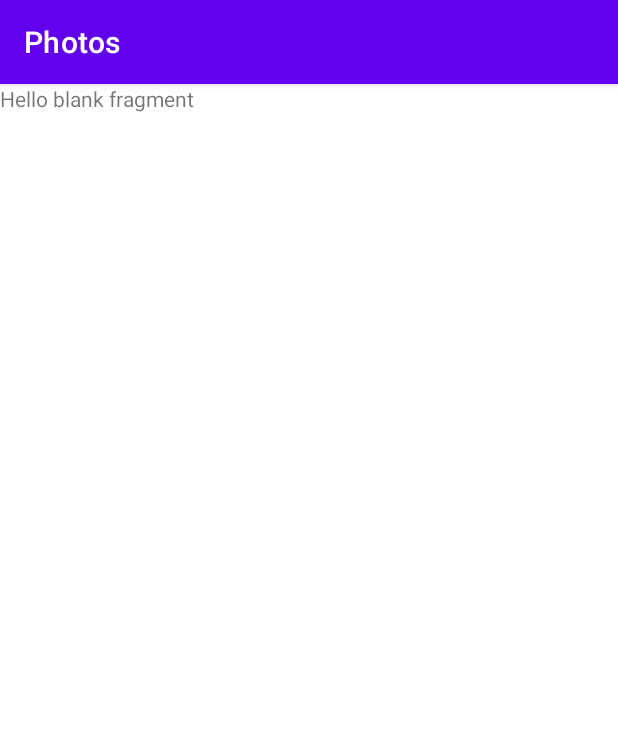
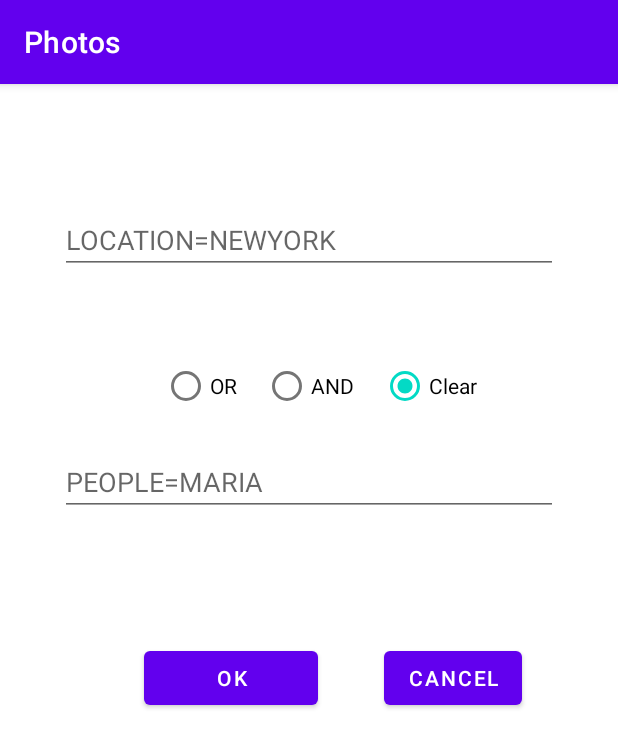
Before and after one commit to kmalv/Photo-Library, an Android app: the SearchFragment screen opened through its navigation route, on a phone screen of 412 x 824 dp. Shown: the top 748 px of the screen. Run offline under Robolectric (Android 15) with nearby library versions, the phone set to English and light mode, and no system bars.

Commit message:
added cancel button to search added tag radio buttons for searching by tags

```diff
--- a/app/build.gradle
+++ b/app/build.gradle
@@ -25,6 +25,9 @@ android {
         sourceCompatibility JavaVersion.VERSION_1_8
         targetCompatibility JavaVersion.VERSION_1_8
     }
+    buildFeatures {
+        viewBinding true
+    }
 }
 
 dependencies {
@@ -35,6 +38,9 @@ dependencies {
     implementation 'androidx.legacy:legacy-support-v4:1.0.0'
     implementation 'androidx.navigation:navigation-fragment:2.3.5'
     implementation 'androidx.navigation:navigation-ui:2.3.5'
+    implementation 'androidx.annotation:annotation:1.2.0'
+    implementation 'androidx.lifecycle:lifecycle-livedata-ktx:2.4.0'
+    implementation 'androidx.lifecycle:lifecycle-viewmodel-ktx:2.4.0'
     testImplementation 'junit:junit:4.+'
     androidTestImplementation 'androidx.test.ext:junit:1.1.3'
     androidTestImplementation 'androidx.test.espresso:espresso-core:3.4.0'
--- a/app/src/main/java/softmeth/android/fragments/HomeFragment.java
+++ b/app/src/main/java/softmeth/android/fragments/HomeFragment.java
@@ -90,6 +90,19 @@ public class HomeFragment extends Fragment {
             }
         });
 
+        // Search button listener
+        Button searchButton = (Button) view.findViewById(R.id.search_button);
+        searchButton.setOnClickListener(new View.OnClickListener() {
+            @Override
+            public void onClick(View view)
+            {   // Bring up search page only if there is at least one tag attached to a photo
+                if (true)
+                    Navigation.findNavController(view).navigate(R.id.searchFragment);
+                else
+                    Toast.makeText(getContext(), "No tags available to search.", Toast.LENGTH_SHORT).show();
+            }
+        });
+
         return view;
     }
 }
--- a/app/src/main/java/softmeth/android/fragments/SearchFragment.java
+++ b/app/src/main/java/softmeth/android/fragments/SearchFragment.java
@@ -3,10 +3,17 @@ package softmeth.android.fragments;
 import android.os.Bundle;
 
 import androidx.fragment.app.Fragment;
+import androidx.navigation.Navigation;
 
 import android.view.LayoutInflater;
 import android.view.View;
 import android.view.ViewGroup;
+import android.widget.Button;
+import android.widget.EditText;
+import android.widget.RadioButton;
+import android.widget.RadioGroup;
+import android.widget.TextView;
+import android.widget.Toast;
 
 import softmeth.android.R;
 
@@ -21,10 +28,12 @@ public class SearchFragment extends Fragment {
     // the fragment initialization parameters, e.g. ARG_ITEM_NUMBER
     private static final String ARG_PARAM1 = "param1";
     private static final String ARG_PARAM2 = "param2";
+    private RadioGroup radioGroup;
 
     // TODO: Rename and change types of parameters
     private String mParam1;
     private String mParam2;
+
 
     public SearchFragment() {
         // Required empty public constructor
@@ -55,12 +64,96 @@ public class SearchFragment extends Fragment {
             mParam1 = getArguments().getString(ARG_PARAM1);
             mParam2 = getArguments().getString(ARG_PARAM2);
         }
+
     }
 
     @Override
     public View onCreateView(LayoutInflater inflater, ViewGroup container,
                              Bundle savedInstanceState) {
         // Inflate the layout for this fragment
-        return inflater.inflate(R.layout.fragment_search, container, false);
+        View view = inflater.inflate(R.layout.fragment_login_for_search, container, false);
+        RadioGroup rdgrp = (RadioGroup) view.findViewById(R.id.radioGroup);
+        RadioButton orrdb = (RadioButton) view.findViewById(R.id.OR_radio);
+        RadioButton andrdb = (RadioButton) view.findViewById(R.id.AND_radio);
+        RadioButton clearrdb = (RadioButton) view.findViewById(R.id.clear_radio_button);
+        EditText location = view.findViewById(R.id.location_text_field);
+        EditText people = view.findViewById(R.id.people_text_field);
+
+
+
+        // Ok button listener
+        Button okButton = (Button) view.findViewById(R.id.ok_button);
+        okButton.setOnClickListener(new View.OnClickListener() {
+            @Override
+            public void onClick(View view)
+            {   // Search only if conditions are met
+                Boolean orSearch = false;
+                Boolean andSearch = false;
+                Boolean singleSearch = false;
+                Boolean hasLocation = false;
+                Boolean hasPeople = false;
+
+                if(location.getText().toString().isEmpty() && (people.getText().toString().isEmpty())){
+                    Toast.makeText(getContext(), "No Tags Entered", Toast.LENGTH_SHORT).show();
+                }
+                else if (!people.getText().toString().isEmpty()){
+                    String ppl = people.getText().toString().toUpperCase();
+                    hasPeople = true;
+                }
+                else if (!location.getText().toString().isEmpty()){
+                    String loc = location.getText().toString().toUpperCase();
+                    hasLocation = true;
+                }
+
+                if(hasLocation && hasPeople && orrdb.isChecked()){
+                    orSearch = true;
+                    // search loc || ppl;
+                    Toast.makeText(getContext(), "OR SEARCH", Toast.LENGTH_SHORT).show();
+                }
+                else if(hasLocation && hasPeople && clearrdb.isChecked()){
+                    Toast.makeText(getContext(), "SELECT A RADIO", Toast.LENGTH_SHORT).show();
+                }
+                else if(hasLocation && hasPeople && andrdb.isChecked()){
+                    andSearch = true;
+                    // search loc && ppl;
+                    Toast.makeText(getContext(), "AND SEARCH", Toast.LENGTH_SHORT).show();
+                }
+                else if ((hasLocation && !hasPeople) && clearrdb.isChecked()){
+                    singleSearch = true;
+                    // search loc;
+                    Toast.makeText(getContext(), "SINGLE SEARCH", Toast.LENGTH_SHORT).show();
+                }
+                else if ((!hasLocation && hasPeople) && clearrdb.isChecked()){
+                    singleSearch = true;
+                    // search ppl;
+                }
+                else
+                    Toast.makeText(getContext(), "Invalid search criteria", Toast.LENGTH_SHORT).show();
+                }
+        });
+
+        // Cancel button listener
+        Button cancelButton = (Button) view.findViewById(R.id.cancel_button);
+        cancelButton.setOnClickListener(new View.OnClickListener() {
+            @Override
+            public void onClick(View view)
+            {
+                Navigation.findNavController(view).navigate(R.id.homeFragment);
+            }
+        });
+
+
+        rdgrp.setOnClickListener(new View.OnClickListener() {
+            @Override
+            public void onClick(View v) {
+                // Check which radiobutton was pressed
+            }
+        });
+
+
+
+        return view;
     }
+
+
 }
--- /dev/null
+++ b/app/src/main/res/layout/fragment_login_for_search.xml
@@ -0,0 +1,127 @@
+<?xml version="1.0" encoding="utf-8"?>
+<androidx.constraintlayout.widget.ConstraintLayout xmlns:android="http://schemas.android.com/apk/res/android"
+    xmlns:app="http://schemas.android.com/apk/res-auto"
+    xmlns:tools="http://schemas.android.com/tools"
+    android:id="@+id/container"
+    android:layout_width="match_parent"
+    android:layout_height="match_parent"
+    android:paddingLeft="@dimen/fragment_horizontal_margin"
+    android:paddingTop="@dimen/fragment_vertical_margin"
+    android:paddingRight="@dimen/fragment_horizontal_margin"
+    android:paddingBottom="@dimen/fragment_vertical_margin">
+
+    <Button
+        android:id="@+id/cancel_button"
+        android:layout_width="0dp"
+        android:layout_height="wrap_content"
+        android:layout_gravity="start"
+        android:layout_marginTop="16dp"
+        android:layout_marginEnd="48dp"
+        android:layout_marginBottom="64dp"
+        android:enabled="true"
+        android:text="Cancel"
+        app:layout_constraintBottom_toBottomOf="parent"
+        app:layout_constraintEnd_toEndOf="parent"
+        app:layout_constraintTop_toBottomOf="@+id/people_text_field"
+        app:layout_constraintVertical_bias="0.203" />
+
+    <EditText
+        android:id="@+id/location_text_field"
+        android:layout_width="0dp"
+        android:layout_height="wrap_content"
+        android:layout_marginStart="24dp"
+        android:layout_marginTop="48dp"
+        android:layout_marginEnd="24dp"
+        android:layout_marginBottom="34dp"
+        android:hint="LOCATION=NEWYORK"
+        android:inputType="text|textAutoComplete|textCapCharacters"
+        android:selectAllOnFocus="true"
+        app:layout_constraintBottom_toTopOf="@+id/radioGroup"
+        app:layout_constraintEnd_toEndOf="parent"
+        app:layout_constraintStart_toStartOf="parent"
+        app:layout_constraintTop_toTopOf="parent" />
+
+    <EditText
+        android:id="@+id/people_text_field"
+        android:layout_width="0dp"
+        android:layout_height="wrap_content"
+        android:layout_marginStart="24dp"
+        android:layout_marginTop="116dp"
+        android:layout_marginEnd="24dp"
+        android:hint="PEOPLE=MARIA"
+        android:imeActionLabel="@string/action_sign_in_short"
+        android:imeOptions="actionDone|actionSearch"
+        android:inputType="textAutoComplete|textCapCharacters"
+        android:selectAllOnFocus="true"
+        app:layout_constraintEnd_toEndOf="parent"
+        app:layout_constraintStart_toStartOf="parent"
+        app:layout_constraintTop_toBottomOf="@+id/location_text_field" />
+
+    <Button
+        android:id="@+id/ok_button"
+        android:layout_width="0dp"
+        android:layout_height="wrap_content"
+        android:layout_gravity="start"
+        android:layout_marginStart="80dp"
+        android:layout_marginTop="16dp"
+        android:layout_marginEnd="44dp"
+        android:layout_marginBottom="64dp"
+        android:enabled="true"
+        android:text="OK"
+        app:layout_constraintBottom_toBottomOf="parent"
+        app:layout_constraintEnd_toStartOf="@+id/cancel_button"
+        app:layout_constraintStart_toStartOf="parent"
+        app:layout_constraintTop_toBottomOf="@+id/people_text_field"
+        app:layout_constraintVertical_bias="0.203" />
+
+    <RadioGroup
+        android:id="@+id/radioGroup"
+        android:layout_width="228dp"
+        android:layout_height="48dp"
+        android:orientation="horizontal"
+        app:layout_constraintBottom_toTopOf="@id/people_text_field"
+        app:layout_constraintEnd_toEndOf="@id/cancel_button"
+        app:layout_constraintStart_toStartOf="@id/ok_button"
+        app:layout_constraintTop_toBottomOf="@id/location_text_field">
+
+        <RadioButton
+            android:id="@+id/OR_radio"
+            android:layout_width="wrap_content"
+            android:layout_height="wrap_content"
+            android:layout_weight="1"
+            android:text="OR" />
+
+        <RadioButton
+            android:id="@+id/AND_radio"
+            android:layout_width="wrap_content"
+            android:layout_height="wrap_content"
+            android:layout_weight="1"
+            android:text="AND" />
+
+        <RadioButton
+            android:id="@+id/clear_radio_button"
+            android:layout_width="wrap_content"
+            android:layout_height="wrap_content"
+            android:layout_weight="1"
+            android:checked="true"
+            android:text="Clear" />
+
+    </RadioGroup>
+
+    <ProgressBar
+        android:id="@+id/loading"
+        android:layout_width="wrap_content"
+        android:layout_height="wrap_content"
+        android:layout_gravity="center"
+        android:layout_marginStart="32dp"
+        android:layout_marginTop="64dp"
+        android:layout_marginEnd="32dp"
+        android:layout_marginBottom="64dp"
+        android:visibility="gone"
+        app:layout_constraintBottom_toBottomOf="parent"
+        app:layout_constraintEnd_toEndOf="@+id/people_text_field"
+        app:layout_constraintStart_toStartOf="@+id/people_text_field"
+        app:layout_constraintTop_toTopOf="parent"
+        app:layout_constraintVertical_bias="0.3" />
+
+</androidx.constraintlayout.widget.ConstraintLayout>
--- /dev/null
+++ b/app/src/main/res/values/dimens.xml
@@ -0,0 +1,5 @@
+<resources>
+    <!-- Default screen margins, per the Android Design guidelines. -->
+    <dimen name="fragment_horizontal_margin">16dp</dimen>
+    <dimen name="fragment_vertical_margin">16dp</dimen>
+</resources>
```
Also changed, not shown: app/src/main/java/softmeth/android/data/LoginDataSource.java (added, +29 -0 lines), app/src/main/java/softmeth/android/data/LoginRepository.java (added, +54 -0 lines), app/src/main/java/softmeth/android/data/Result.java (added, +48 -0 lines), app/src/main/java/softmeth/android/data/model/LoggedInUser.java (added, +23 -0 lines), app/src/main/res/values/strings.xml (+9 -0 lines).
